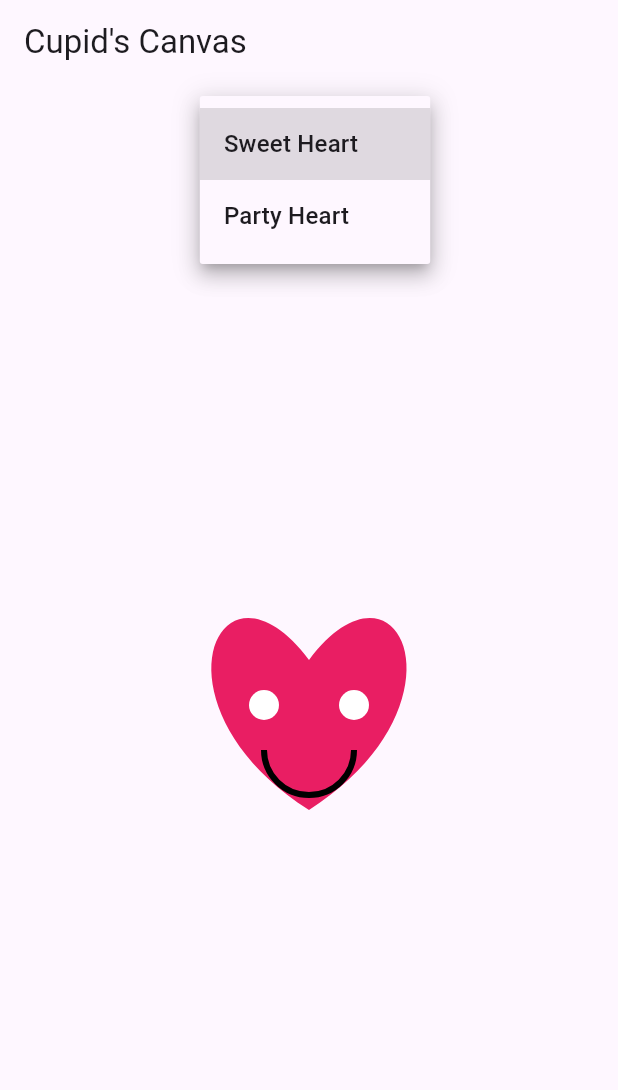
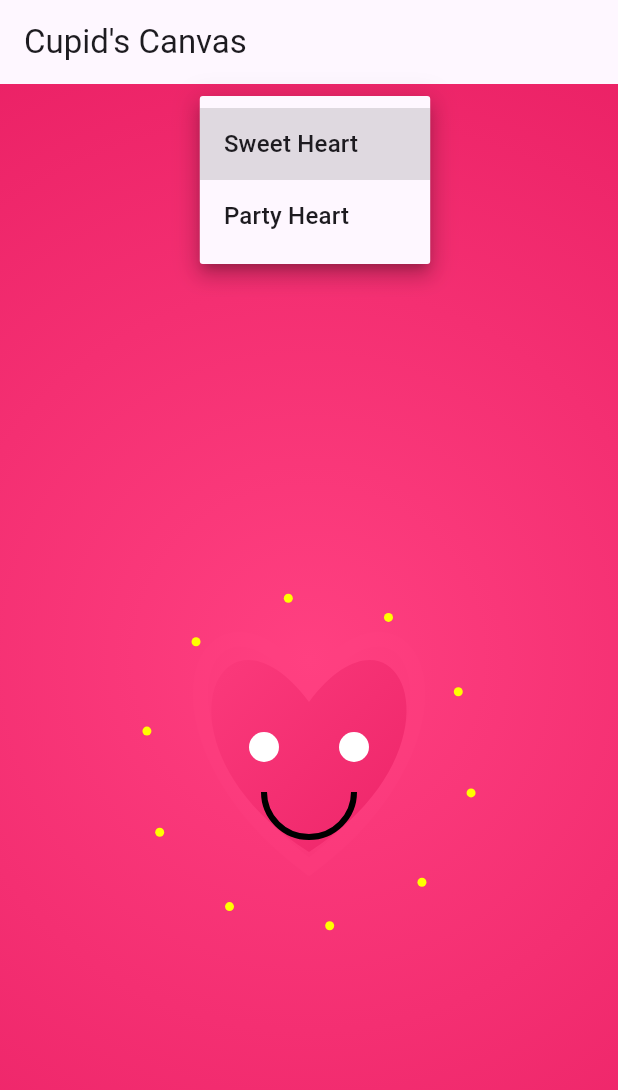
Before and after one commit to ammanuel-roberts/MobileAssignment1, a Flutter app: the screen it shows after launch, after a tap on "Sweet Heart", on a phone screen of 412 x 824 dp. Shown: the top 1090 px of the screen. Run offline on Flutter 3.47's test engine with Material 3 defaults, Android fonts, the phone set to English and light mode, and no system bars.

Commit message:
Updated main.dart: completed tasks for part 2, adding animations, art, and colors

```diff
--- a/lib/main.dart
+++ b/lib/main.dart
@@ -1,3 +1,4 @@
+import 'dart:math';
 import 'package:flutter/material.dart';
 
 void main() => runApp(const ValentineApp());
@@ -22,15 +23,42 @@ class ValentineHome extends StatefulWidget {
   State<ValentineHome> createState() => _ValentineHomeState();
 }
 
-class _ValentineHomeState extends State<ValentineHome> {
+class _ValentineHomeState extends State<ValentineHome>
+    with SingleTickerProviderStateMixin {
   final List<String> emojiOptions = ['Sweet Heart', 'Party Heart'];
   String selectedEmoji = 'Sweet Heart';
+
+  late AnimationController _controller;
+  bool celebrate = false;
+
+  @override
+  void initState() {
+    super.initState();
+    _controller = AnimationController(
+      vsync: this,
+      duration: const Duration(seconds: 2),
+    )..repeat();
+  }
+
+  @override
+  void dispose() {
+    _controller.dispose();
+    super.dispose();
+  }
 
   @override
   Widget build(BuildContext context) {
     return Scaffold(
       appBar: AppBar(title: const Text('Cupid\'s Canvas')),
-      body: Column(
+      body: Container(
+        decoration: const BoxDecoration(
+          gradient: RadialGradient(
+            colors: [Colors.pinkAccent, Colors.pink],
+
+            radius: 1.2,
+          ),
+        ),
+        child: Column(
           children: [
             const SizedBox(height: 16),
             DropdownButton<String>(
@@ -41,31 +69,81 @@ class _ValentineHomeState extends State<ValentineHome> {
               onChanged: (value) =>
                   setState(() => selectedEmoji = value ?? selectedEmoji),
             ),
+            const SizedBox(height: 8),
+            ElevatedButton(
+              onPressed: () => setState(() => celebrate = !celebrate),
+              child: const Text('🎈 Celebrate'),
+            ),
             const SizedBox(height: 16),
             Expanded(
               child: Center(
-              child: CustomPaint(
+                child: AnimatedBuilder(
+                  animation: _controller,
+                  builder: (_, __) {
+                    return CustomPaint(
                       size: const Size(300, 300),
-                painter: HeartEmojiPainter(type: selectedEmoji),
+                      painter: HeartEmojiPainter(
+                        type: selectedEmoji,
+                        animationValue: _controller.value,
+                        celebrate: celebrate,
+                      ),
+                    );
+                  },
                 ),
               ),
             ),
           ],
+        ),
       ),
     );
   }
 }
 
 class HeartEmojiPainter extends CustomPainter {
-  HeartEmojiPainter({required this.type});
+  HeartEmojiPainter({
+    required this.type,
+    required this.animationValue,
+    required this.celebrate,
+  });
+
   final String type;
+  final double animationValue;
+  final bool celebrate;
+  final Random rand = Random();
 
   @override
   void paint(Canvas canvas, Size size) {
     final center = Offset(size.width / 2, size.height / 2);
-    final paint = Paint()..style = PaintingStyle.fill;
 
-    // Heart base
+    // Part 2: Love trail
+    final auraPaint = Paint()
+      ..color = Colors.pinkAccent.withOpacity(0.25)
+      ..style = PaintingStyle.stroke
+      ..strokeWidth = 10;
+
+    final auraPath = Path()
+      ..moveTo(center.dx, center.dy + 70)
+      ..cubicTo(
+        center.dx + 120,
+        center.dy - 20,
+        center.dx + 70,
+        center.dy - 140,
+        center.dx,
+        center.dy - 50,
+      )
+      ..cubicTo(
+        center.dx - 70,
+        center.dy - 140,
+        center.dx - 120,
+        center.dy - 20,
+        center.dx,
+        center.dy + 70,
+      )
+      ..close();
+
+    canvas.drawPath(auraPath, auraPaint);
+
+    // Part 2: Heart with gradient
     final heartPath = Path()
       ..moveTo(center.dx, center.dy + 60)
       ..cubicTo(
@@ -86,12 +164,16 @@ class HeartEmojiPainter extends CustomPainter {
       )
       ..close();
 
-    paint.color = type == 'Party Heart'
-        ? const Color(0xFFF48FB1)
-        : const Color(0xFFE91E63);
+    final paint = Paint()
+      ..shader = const LinearGradient(
+        colors: [Colors.pinkAccent, Colors.pink],
+        begin: Alignment.topLeft,
+        end: Alignment.bottomRight,
+      ).createShader(Rect.fromCenter(center: center, width: 220, height: 220));
+
     canvas.drawPath(heartPath, paint);
 
-    // Face features (starter)
+    // Face
     final eyePaint = Paint()..color = Colors.white;
     canvas.drawCircle(Offset(center.dx - 30, center.dy - 10), 10, eyePaint);
     canvas.drawCircle(Offset(center.dx + 30, center.dy - 10), 10, eyePaint);
@@ -100,27 +182,54 @@ class HeartEmojiPainter extends CustomPainter {
       ..color = Colors.black
       ..style = PaintingStyle.stroke
       ..strokeWidth = 4;
+
     canvas.drawArc(
       Rect.fromCircle(center: Offset(center.dx, center.dy + 20), radius: 30),
       0,
-      3.14,
+      pi,
       false,
       mouthPaint,
     );
+    // Part 2: added festive decorations and accents
+    // Sparkles
+    for (int i = 0; i < 10; i++) {
+      final angle = (2 * pi * i / 10) + animationValue * 2 * pi;
+      final sparkleOffset = Offset(
+        center.dx + cos(angle) * 110,
+        center.dy + sin(angle) * 110,
+      );
+      canvas.drawCircle(sparkleOffset, 3, Paint()..color = Colors.yellowAccent);
+    }
 
-    // Party hat placeholder (expand for confetti)
-    if (type == 'Party Heart') {
-      final hatPaint = Paint()..color = const Color(0xFFFFD54F);
-      final hatPath = Path()
-        ..moveTo(center.dx, center.dy - 110)
-        ..lineTo(center.dx - 40, center.dy - 40)
-        ..lineTo(center.dx + 40, center.dy - 40)
+    // Party celebration
+    if (celebrate) {
+      for (int i = 0; i < 12; i++) {
+        final x = rand.nextDouble() * size.width;
+        final y = size.height * (1 - animationValue) + rand.nextInt(40);
+        final confettiPaint = Paint()
+          ..color = Colors.primaries[rand.nextInt(Colors.primaries.length)];
+
+        // Balloon
+        canvas.drawOval(
+          Rect.fromCenter(center: Offset(x, y), width: 20, height: 28),
+          confettiPaint,
+        );
+
+        // Confetti shapes
+        if (i.isEven) {
+          canvas.drawCircle(Offset(x, y + 35), 4, confettiPaint);
+        } else {
+          final triangle = Path()
+            ..moveTo(x, y + 35)
+            ..lineTo(x - 5, y + 45)
+            ..lineTo(x + 5, y + 45)
             ..close();
-      canvas.drawPath(hatPath, hatPaint);
+          canvas.drawPath(triangle, confettiPaint);
+        }
+      }
     }
   }
 
   @override
-  bool shouldRepaint(covariant HeartEmojiPainter oldDelegate) =>
-      oldDelegate.type != type;
+  bool shouldRepaint(covariant HeartEmojiPainter oldDelegate) => true;
 }
```
Lines whose indentation alone changed are shown as unchanged.
